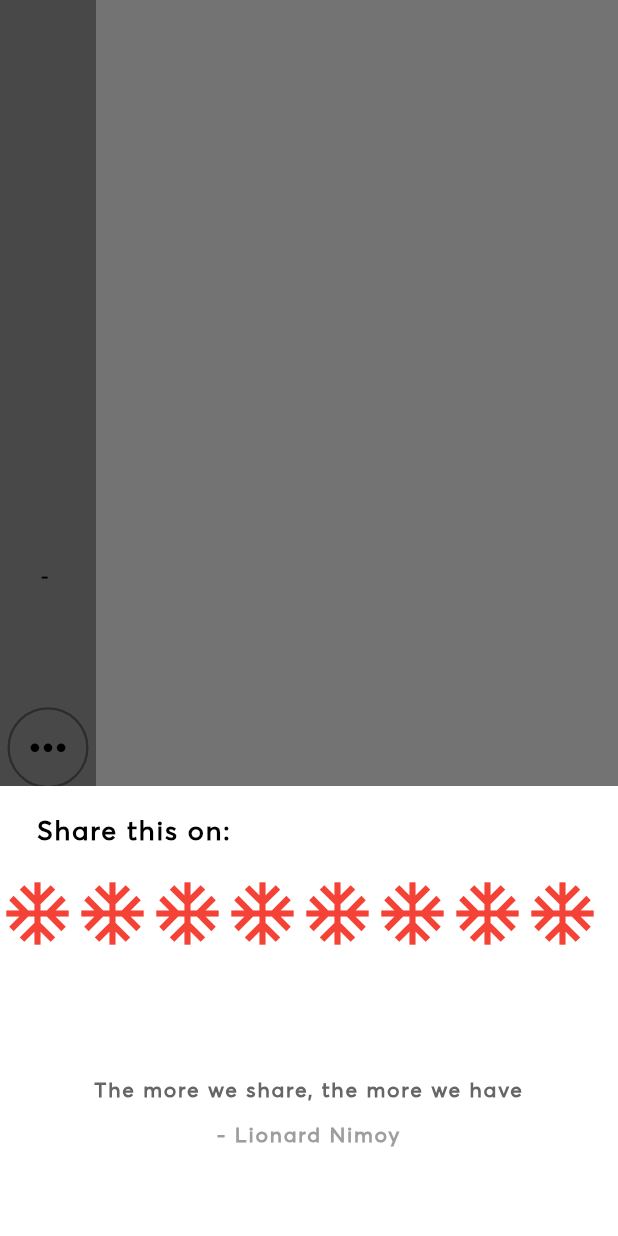
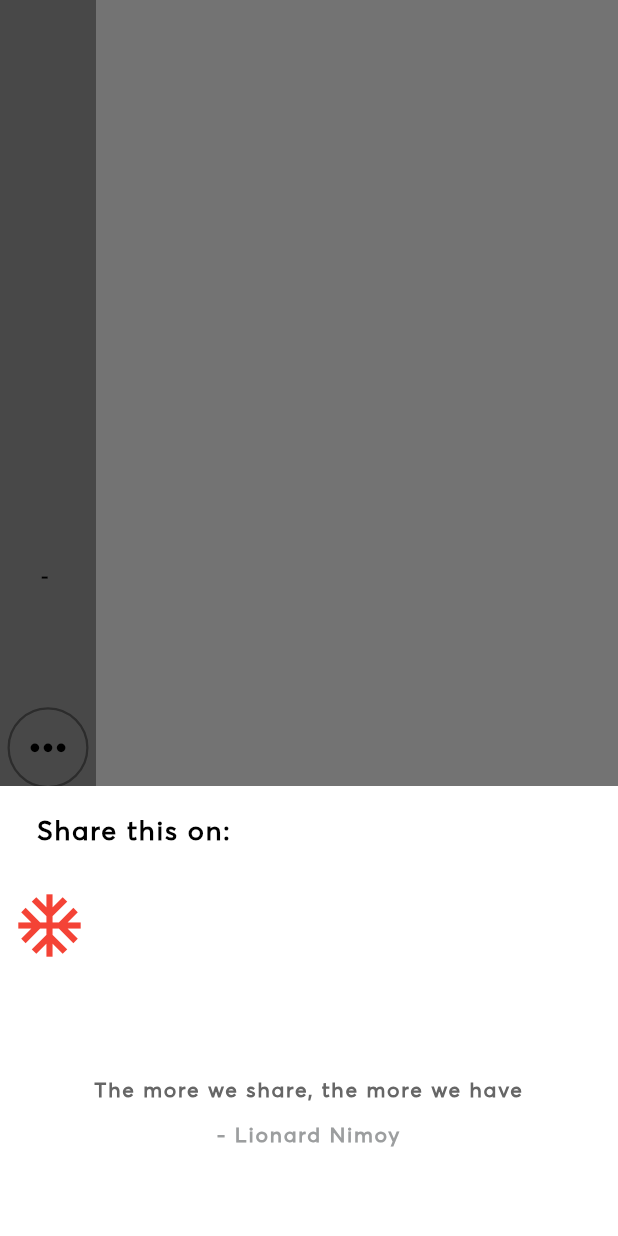
Before and after one commit to ijaspreetsinghh/QuoteGenerator, a Flutter app: the MainContentViewBuilder widget shown alone on an empty page, opened directly with empty values, after a tap on the "keyboard control" icon, on a phone screen of 412 x 824 dp. Run offline on Flutter 3.47's test engine with Material 2 defaults, Android fonts, the phone set to English and light mode, and no system bars; missing offline and left inert: social_share; network calls fail.

Commit message:
added schema declaration for sharing and social icons.

```diff
--- a/lib/components.dart
+++ b/lib/components.dart
@@ -1,5 +1,6 @@
 import 'package:flutter/cupertino.dart';
 import 'package:flutter/material.dart';
+import 'package:social_share/social_share.dart';
 import 'constants.dart';
 
 class EndDrawerCTABuilder extends StatelessWidget {
@@ -94,12 +95,15 @@ class _MainContentViewBuilderState extends State<MainContentViewBuilder> {
                     scrollDirection: Axis.horizontal,
                     child: Row(
                       children: [
-                        for (int i = 0; i < 8; i++)
-                          Icon(
+                        IconButton(
+                          icon: Icon(
                             Icons.ac_unit,
                             size: 50,
                             color: Colors.red,
-                          )
+                          ),
+                          onPressed: () => SocialShare.shareWhatsapp(
+                              '"${widget.content}"\nBy - ${widget.author}'),
+                        )
                       ],
                     ),
                   ),
--- a/pubspec.yaml
+++ b/pubspec.yaml
@@ -30,6 +30,7 @@ dependencies:
   provider: ^5.0.0
   http: any
   share: ^2.0.1
+  social_share: ^2.1.1
 
 dev_dependencies:
   flutter_test:
```
Also changed, not shown: assets/images/ig.png (added), assets/images/tw.png (added), assets/images/wa.png (added), pubspec.lock, 3 other files.
